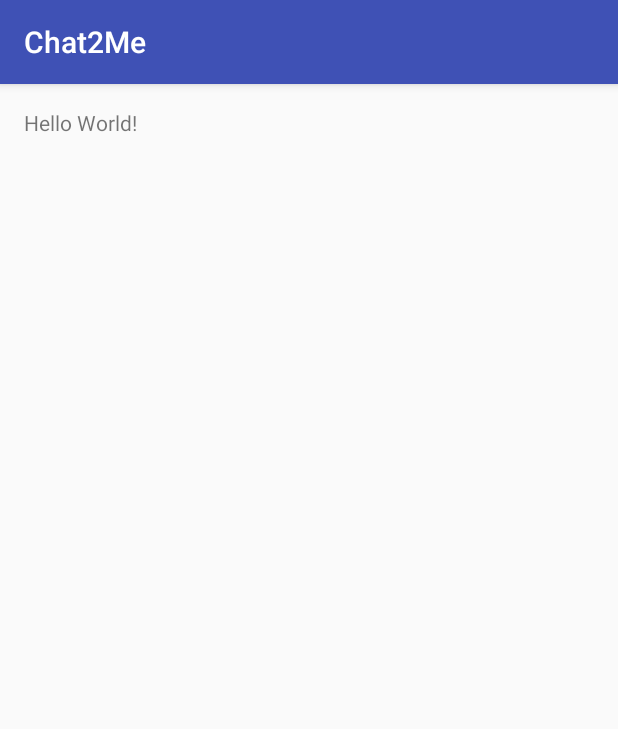
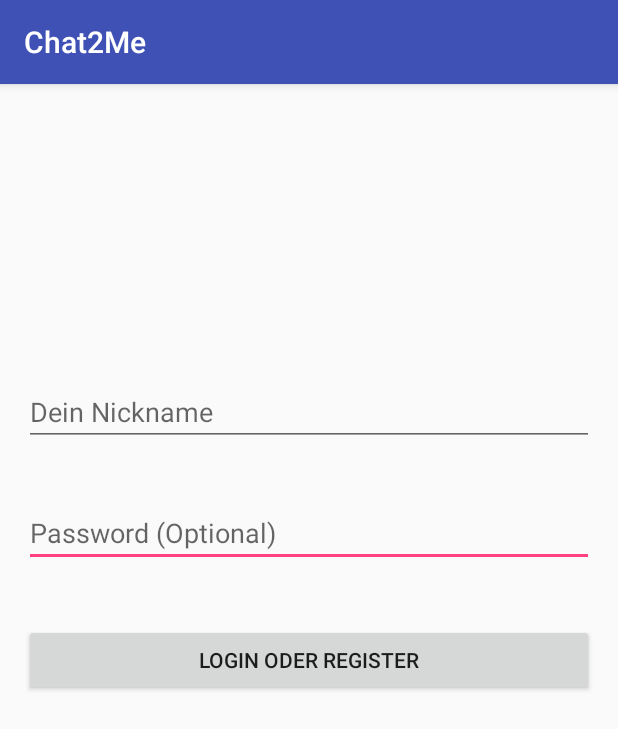
Before and after one commit to 7luck/chat2me-android, an Android app: the screen it shows after launch (MainActivity), on a phone screen of 412 x 824 dp. Shown: the top 729 px of the screen. Run offline under Robolectric (Android 15) with nearby library versions, the phone set to English and light mode, and no system bars.

Commit message:
- added loginscreen

```diff
--- a/app/src/main/res/layout/activity_main.xml
+++ b/app/src/main/res/layout/activity_main.xml
@@ -9,8 +9,35 @@
     android:paddingTop="@dimen/activity_vertical_margin"
     tools:context="io.sevenluck.client.chat2me.MainActivity">
 
-    <TextView
+
+    <Button
         android:layout_width="wrap_content"
         android:layout_height="wrap_content"
-        android:text="Hello World!" />
+        android:text="Login oder Register"
+        android:id="@+id/loginBtn"
+        android:layout_centerVertical="true"
+        android:layout_alignParentEnd="true"
+        android:layout_alignParentStart="true" />
+
+    <EditText
+        android:layout_width="wrap_content"
+        android:layout_height="wrap_content"
+        android:inputType="textPassword"
+        android:ems="10"
+        android:id="@+id/passwordEdit"
+        android:hint="Password (Optional)"
+        android:layout_above="@+id/loginBtn"
+        android:layout_alignParentStart="true"
+        android:layout_marginBottom="38dp"
+        android:layout_alignEnd="@+id/loginBtn" />
+
+    <EditText
+        android:layout_width="wrap_content"
+        android:layout_height="wrap_content"
+        android:id="@+id/nicknameText"
+        android:layout_above="@+id/passwordEdit"
+        android:layout_alignParentEnd="true"
+        android:layout_marginBottom="35dp"
+        android:layout_alignParentStart="true"
+        android:hint="Dein Nickname" />
 </RelativeLayout>
```
